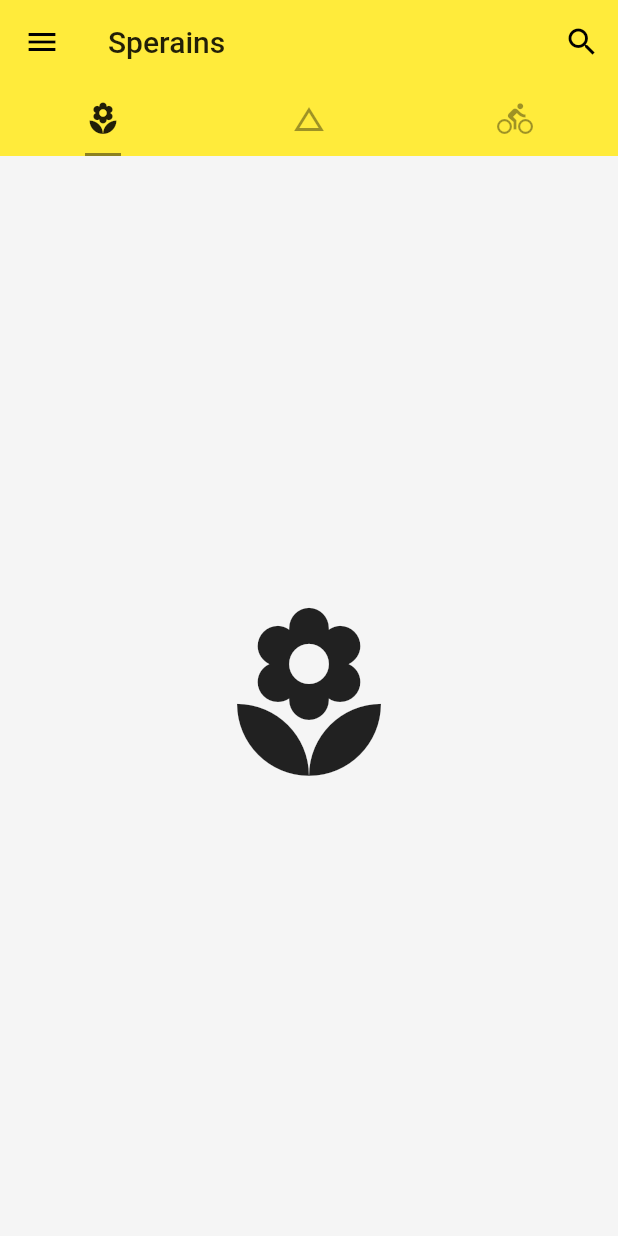
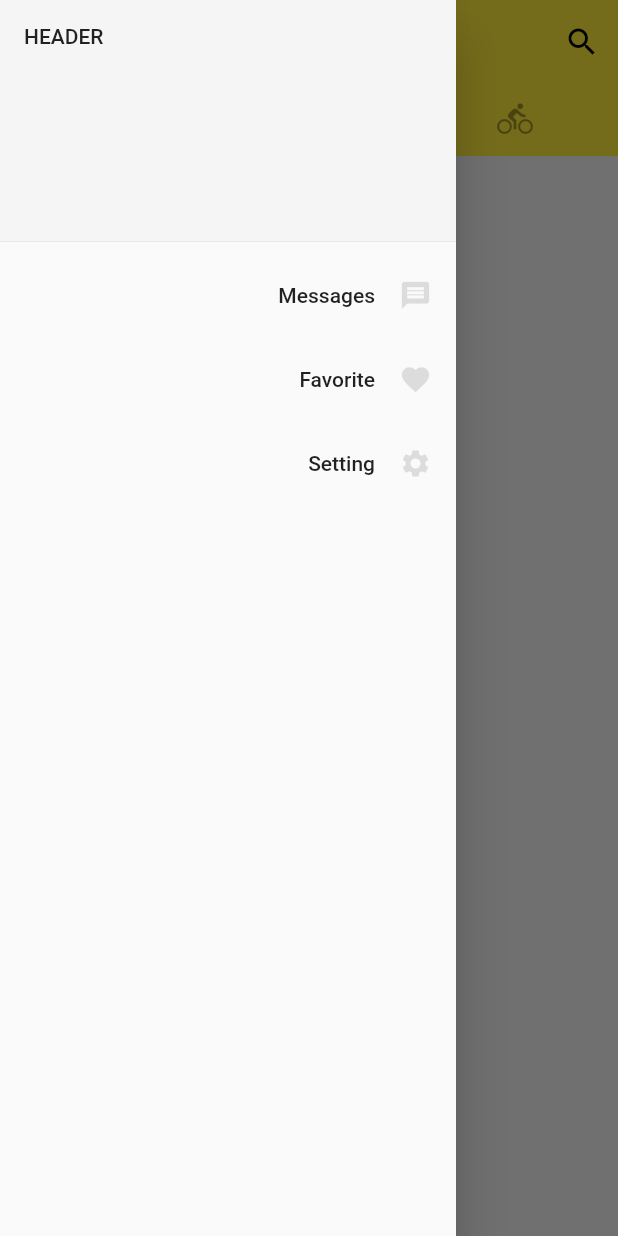
Before and after one commit to sperains/rains_flutter, a Flutter app: the screen it shows after launch, with the side drawer open (before the commit the screen has no drawer), on a phone screen of 412 x 824 dp. Run offline on Flutter 3.47's test engine with Material 2 defaults, Android fonts, the phone set to English and light mode, and no system bars.

```diff
--- a/lib/main.dart
+++ b/lib/main.dart
@@ -34,11 +34,6 @@ class Home extends StatelessWidget {
         backgroundColor: Colors.grey[100],
         appBar: AppBar(
           title: Text('Sperains'),
-          leading: IconButton(
-            icon: Icon(Icons.menu),
-            tooltip: 'navagation',
-            onPressed: () => debugPrint(' navigation is pressed'),
-          ),
           actions: <Widget>[
             IconButton(
               icon: Icon(Icons.search),
@@ -64,7 +59,37 @@ class Home extends StatelessWidget {
             Icon(Icons.change_history, size: 128,),
             Icon(Icons.directions_bike, size: 128,),
           ],
-        )
+        ),
+        drawer: Drawer(
+          child: ListView(
+            padding: EdgeInsets.zero,
+            children: <Widget>[
+              DrawerHeader(
+                child: Text('header'.toUpperCase()),
+                decoration: BoxDecoration(
+                  color: Colors.grey[100]
+                ),
+              ),
+              ListTile(
+                title: Text('Messages', textAlign: TextAlign.right,),
+                trailing: Icon(Icons.message, color: Colors.black12, size: 22,),
+                onTap: () => Navigator.pop(context),
+              ),
+              ListTile(
+                title: Text('Favorite', textAlign: TextAlign.right,),
+                trailing: Icon(Icons.favorite, color: Colors.black12, size: 22,),
+                onTap: () => Navigator.pop(context),
+              ),
+              ListTile(
+                title: Text('Setting', textAlign: TextAlign.right,),
+                trailing: Icon(Icons.settings, color: Colors.black12, size: 22,),
+                onTap: () => Navigator.pop(context),
+              ),
+
+            ],
+          ),
+
+        ),
       ),
     );
   }
```
